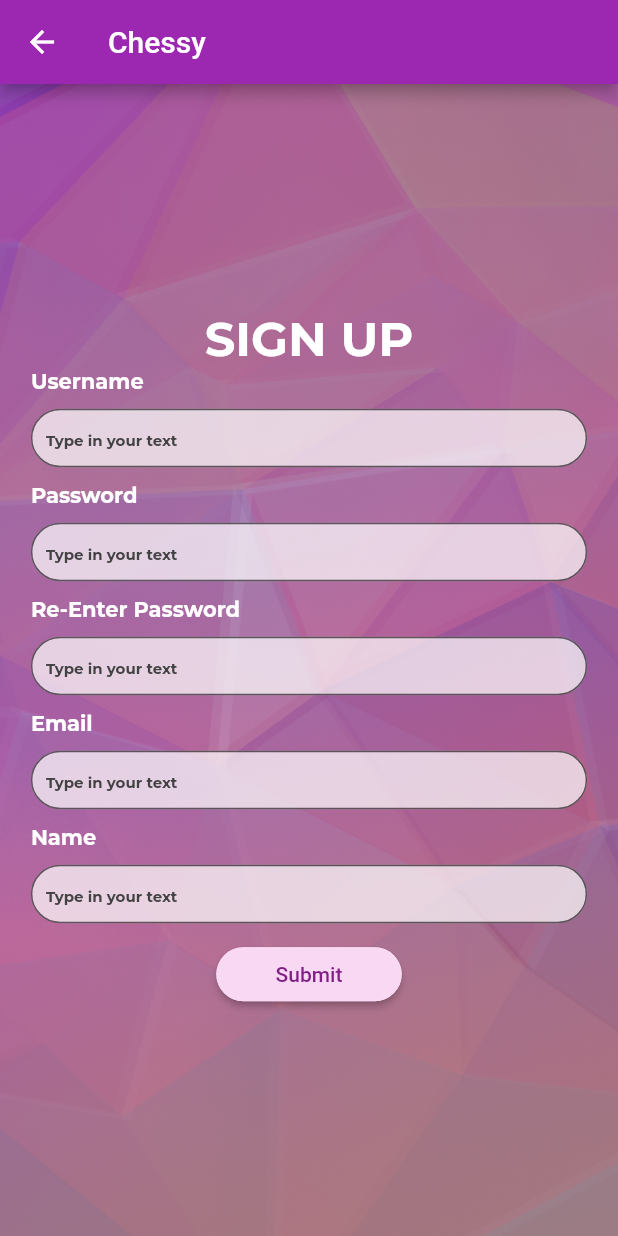
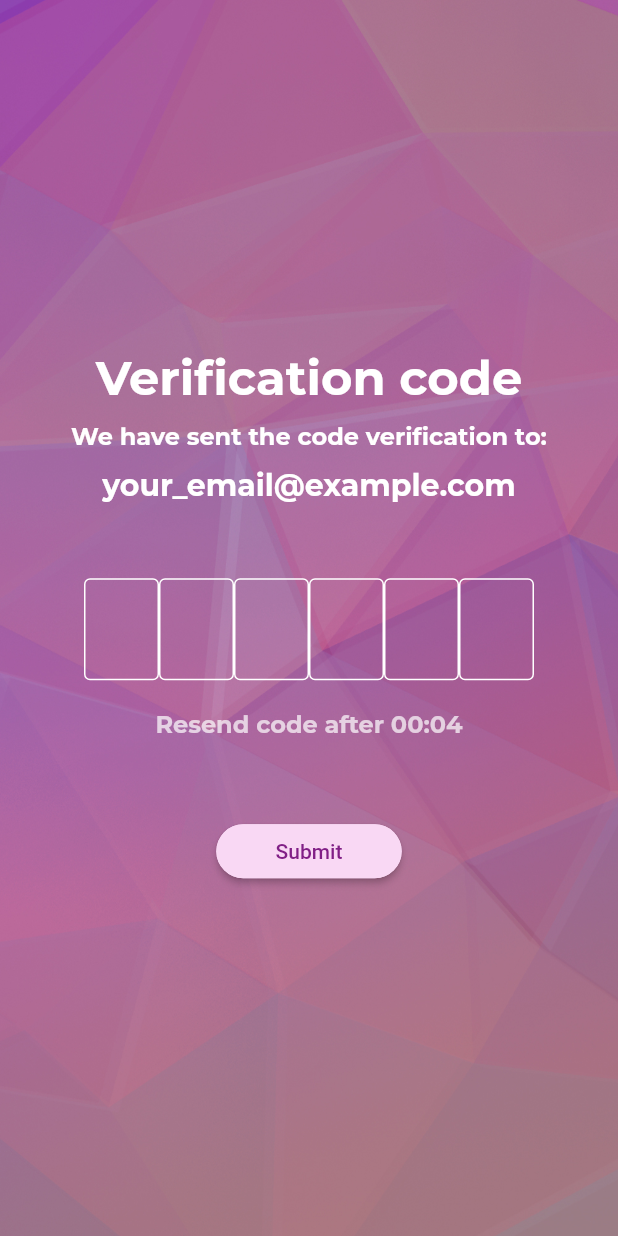
Before and after one commit to ChauKiet0311/Chessy_MobileApp, a Flutter app: the SignUpScreen screen opened directly, after a tap on "Submit", on a phone screen of 412 x 824 dp. Run offline on Flutter 3.47's test engine with Material 2 defaults, Android fonts, the phone set to English and light mode, and no system bars; our stand-ins replace animated_splash_screen, google_nav_bar, page_transition, quickalert; missing offline and left inert: flutter_chess_board, material_dialogs, neplox_linkpreviewer, stack, webfeed.

Commit message:
Creating OTP Verification Screen, not completed button Resend

```diff
--- /dev/null
+++ b/lib/screen/otp_form_screen.dart
@@ -0,0 +1,176 @@
+import 'package:flutter/material.dart';
+import 'package:chessy/components/rounded_button.dart';
+
+class OtpVerificationScreen extends StatefulWidget {
+  const OtpVerificationScreen({Key? key}) : super(key: key);
+
+  @override
+  State<OtpVerificationScreen> createState() {
+    return _OtpVerificationScreenState();
+  }
+}
+
+class _OtpVerificationScreenState extends State<OtpVerificationScreen> {
+  final otpTextControllers =
+      List.generate(6, (index) => TextEditingController());
+  final focusNodes = List.generate(6, (index) => FocusNode());
+  int remainingTime = 5; // 5 minutes in seconds
+  bool canResend = false;
+
+  @override
+  void dispose() {
+    otpTextControllers.forEach((controller) => controller.dispose());
+    focusNodes.forEach((focusNode) => focusNode.dispose());
+    super.dispose();
+  }
+
+  @override
+  void initState() {
+    super.initState();
+    startTimer();
+  }
+
+  void startTimer() {
+    Future<void>.delayed(const Duration(seconds: 1), () {
+      setState(() {
+        remainingTime--;
+        if (remainingTime == 0) {
+          canResend = true;
+        }
+      });
+      if (remainingTime > 0) {
+        startTimer();
+      }
+    });
+  }
+
+  String formatTime(int time) {
+    final minutes = (time ~/ 60).toString().padLeft(2, '0');
+    final seconds = (time % 60).toString().padLeft(2, '0');
+    return '$minutes:$seconds';
+  }
+
+  @override
+  Widget build(BuildContext context) {
+    final double width = MediaQuery.of(context).size.width;
+    final double height = MediaQuery.of(context).size.height;
+    return Scaffold(
+      body: Container(
+        width: width,
+        height: height,
+        decoration: const BoxDecoration(
+          image: DecorationImage(
+            image: AssetImage('image/167.jpg'),
+            fit: BoxFit.cover,
+          ),
+        ),
+        child: SafeArea(
+          child: Column(
+            mainAxisAlignment: MainAxisAlignment.center,
+            children: [
+              const Text(
+                "Verification code",
+                style: TextStyle(
+                  fontFamily: 'Montserrat',
+                  fontWeight: FontWeight.w700,
+                  fontSize: 32,
+                  color: Colors.white,
+                ),
+              ),
+              const SizedBox(height: 10),
+              const Text(
+                "We have sent the code verification to:",
+                style: TextStyle(
+                  fontFamily: 'Montserrat',
+                  fontWeight: FontWeight.w400,
+                  fontSize: 16,
+                  color: Colors.white,
+                ),
+              ),
+              const SizedBox(height: 10),
+              const Text(
+                "your_email@example.com",
+                style: TextStyle(
+                  fontFamily: 'Montserrat',
+                  fontWeight: FontWeight.w400,
+                  fontSize: 20,
+                  color: Colors.white,
+                ),
+              ),
+              const SizedBox(height: 50),
+              Row(
+                mainAxisAlignment: MainAxisAlignment.center,
+                children: [
+                  for (var index = 0; index < 6; index++)
+                    SizedBox(
+                      width: 50,
+                      child: TextFormField(
+                        controller: otpTextControllers[index],
+                        focusNode: focusNodes[index],
+                        keyboardType: TextInputType.number,
+                        textAlign: TextAlign.center,
+                        style:
+                            const TextStyle(fontSize: 24, color: Colors.white),
+                        decoration: InputDecoration(
+                          enabledBorder: OutlineInputBorder(
+                            borderSide: BorderSide(color: Colors.white),
+                          ),
+                          focusedBorder: OutlineInputBorder(
+                            borderSide: BorderSide(color: Colors.white),
+                          ),
+                        ),
+                        onChanged: (value) {
+                          if (value.isNotEmpty) {
+                            if (index < 5) {
+                              FocusScope.of(context)
+                                  .requestFocus(focusNodes[index + 1]);
+                            } else {
+                              // Do something when the last digit is entered
+                            }
+                          } else {
+                            if (index > 0) {
+                              FocusScope.of(context)
+                                  .requestFocus(focusNodes[index - 1]);
+                            }
+                          }
+                        },
+                      ),
+                    ),
+                ],
+              ),
+              const SizedBox(height: 20),
+              canResend
+                  ? RoundedButton(
+                      "Resend",
+                      () {
+                        // Do something when the Resend button is pressed
+                        setState(() {
+                          canResend = false;
+                          remainingTime = 5;
+                          startTimer();
+                        });
+                      },
+                    )
+                  : Text(
+                      "Resend code after ${formatTime(remainingTime)}",
+                      style: const TextStyle(
+                        fontFamily: 'Montserrat',
+                        fontWeight: FontWeight.w400,
+                        fontSize: 16,
+                        color: Colors.white70,
+                      ),
+                    ),
+              const SizedBox(height: 50),
+              RoundedButton(
+                "Submit",
+                () {
+                  // Do something when the button is submitted
+                },
+              ),
+            ],
+          ),
+        ),
+      ),
+    );
+  }
+}
--- a/lib/screen/signup_screen.dart
+++ b/lib/screen/signup_screen.dart
@@ -1,5 +1,6 @@
 import 'package:chessy/components/input_textfield.dart';
 import 'package:chessy/components/rounded_button.dart';
+import 'package:chessy/screen/otp_form_screen.dart';
 import 'package:flutter/material.dart';
 
 class SignUpScreen extends StatefulWidget {
@@ -55,7 +56,12 @@ class _SignUpScreen extends State<SignUpScreen> {
                 InputTextField("Re-Enter Password", repasswordTextControler),
                 InputTextField("Email", emailTextControler),
                 InputTextField("Name", nameTextControler),
-                RoundedButton("Submit", () {})
+                RoundedButton("Submit", () {
+                  Navigator.push(
+                      context,
+                      MaterialPageRoute(
+                          builder: (context) => const OtpVerificationScreen()));
+                })
               ],
             )));
   }
```
